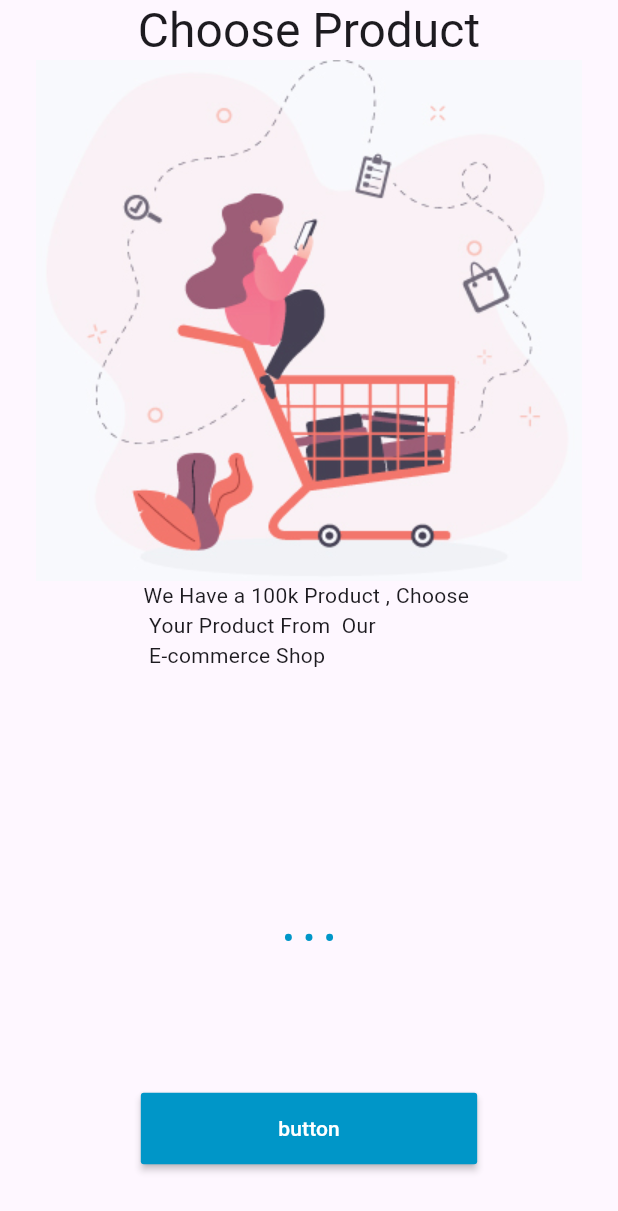
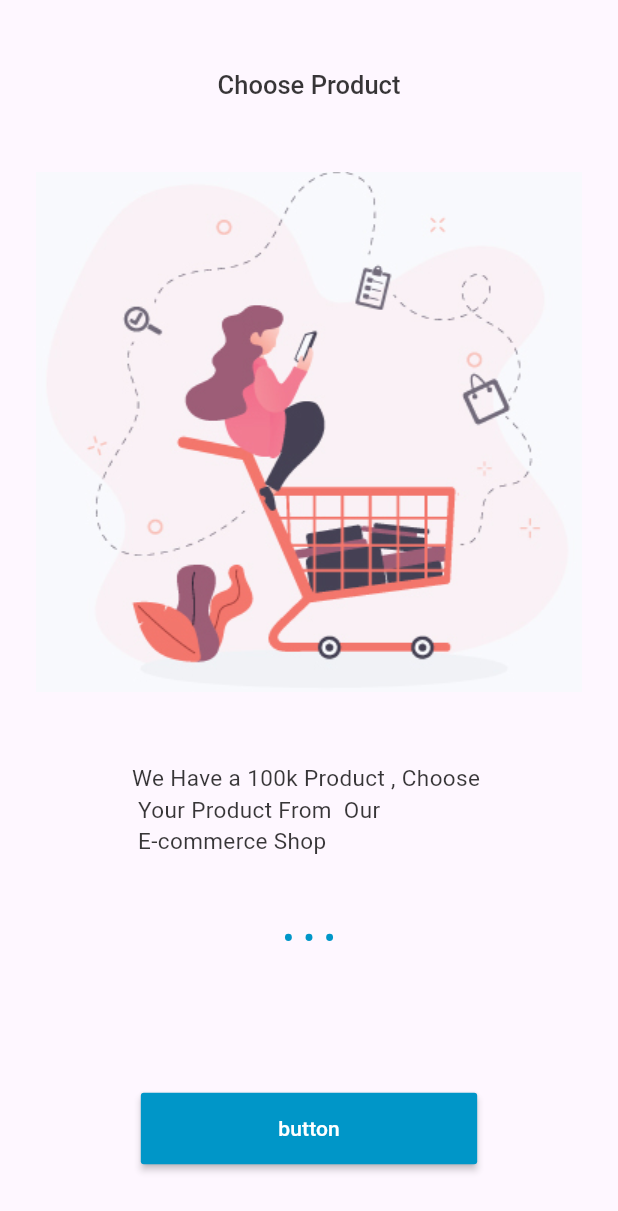
Before and after one commit to Ezzalarab/e_commerce_getx, a Flutter app: the screen it shows after launch, on a phone screen of 412 x 824 dp. Shown: the top 1211 px of the screen. Run offline on Flutter 3.47's test engine with Material 3 defaults, Android fonts, the phone set to English and light mode, and no system bars; our stand-ins replace flutter_screenutil, get; Roboto replaces fonts that are missing (Almarai); project files that could hold a hidden picture were left out.

Commit message:
setting app theme

```diff
--- a/lib/app/exports.dart
+++ b/lib/app/exports.dart
@@ -1,8 +1,10 @@
+export 'package:e_commerce_getx/core/theme/app_theme.dart';
+
 export 'package:e_commerce_getx/core/constants/ui_values.dart';
 
 export 'package:flutter_screenutil/flutter_screenutil.dart';
 
-export 'package:e_commerce_getx/core/style/app_colors.dart';
+export 'package:e_commerce_getx/core/theme/app_colors.dart';
 
 export 'package:e_commerce_getx/data/ds/local_ds/local_data.dart';
 
--- a/lib/core/style/app_colors.dart
+++ /dev/null
@@ -1,6 +0,0 @@
-import '../../app/exports.dart';
-
-class AppColors {
-  static const Color primary = Color.fromARGB(255, 0, 150, 200);
-  static const Color white = Color.fromARGB(255, 255, 255, 255);
-}
--- /dev/null
+++ b/lib/core/theme/app_colors.dart
@@ -0,0 +1,36 @@
+import '../../app/exports.dart';
+
+abstract class AppColors {
+  // Current App
+  static Color background = grey.greyA;
+
+  static const success = Colors.green;
+  static const link = Colors.blue;
+  static const error = Colors.red;
+  static const imperialRed = Color(0xFFE54B4B);
+
+  static const grey = _GreyColors();
+
+  static const Color primary = Color.fromARGB(255, 0, 150, 200);
+  static const Color primaryDark = Color.fromARGB(255, 0, 80, 110);
+
+  static const Color secondary = Color.fromARGB(255, 200, 200, 0);
+  static const Color secondaryDark = Color.fromARGB(255, 115, 115, 0);
+
+  /// main text color black
+  static const Color primaryText = Color.fromARGB(200, 0, 0, 0);
+  static Color greyText = grey.greyB;
+
+  static const Color white = Color.fromARGB(255, 255, 255, 255);
+  static const Color black = Color.fromARGB(255, 0, 0, 0);
+  static const Color trans = Color.fromARGB(0, 0, 0, 0);
+}
+
+class _GreyColors {
+  const _GreyColors();
+  final greyA = const Color.fromARGB(255, 220, 220, 220);
+  final greyB = const Color.fromARGB(255, 180, 180, 180);
+  final greyC = const Color.fromARGB(255, 150, 150, 150);
+  final greyD = const Color.fromARGB(255, 120, 120, 120);
+  final greyE = const Color.fromARGB(255, 80, 80, 80);
+}
--- /dev/null
+++ b/lib/core/theme/app_colors_extention.dart
@@ -0,0 +1,96 @@
+import 'package:flutter/material.dart';
+
+class AppColorsExtension extends ThemeExtension<AppColorsExtension> {
+  AppColorsExtension({
+    required this.primary,
+    required this.onPrimary,
+    required this.secondary,
+    required this.onSecondary,
+    required this.error,
+    required this.onError,
+    required this.background,
+    required this.onBackground,
+    required this.surface,
+    required this.onSurface,
+  });
+
+  final Color primary;
+  final Color onPrimary;
+  final Color secondary;
+  final Color onSecondary;
+  final Color error;
+  final Color onError;
+  final Color background;
+  final Color onBackground;
+  final Color surface;
+  final Color onSurface;
+
+  @override
+  ThemeExtension<AppColorsExtension> copyWith({
+    Color? primary,
+    Color? onPrimary,
+    Color? secondary,
+    Color? onSecondary,
+    Color? error,
+    Color? onError,
+    Color? background,
+    Color? onBackground,
+    Color? surface,
+    Color? onSurface,
+  }) {
+    return AppColorsExtension(
+      primary: primary ?? this.primary,
+      onPrimary: onPrimary ?? this.onPrimary,
+      secondary: secondary ?? this.secondary,
+      onSecondary: onSecondary ?? this.onSecondary,
+      error: error ?? this.error,
+      onError: onError ?? this.onError,
+      background: background ?? this.background,
+      onBackground: onBackground ?? this.onBackground,
+      surface: surface ?? this.surface,
+      onSurface: onSurface ?? this.onSurface,
+    );
+  }
+
+  @override
+  ThemeExtension<AppColorsExtension> lerp(
+    covariant ThemeExtension<AppColorsExtension>? other,
+    double t,
+  ) {
+    if (other is! AppColorsExtension) {
+      return this;
+    }
+
+    return AppColorsExtension(
+      primary: Color.lerp(primary, other.primary, t)!,
+      onPrimary: Color.lerp(onPrimary, other.onPrimary, t)!,
+      secondary: Color.lerp(secondary, other.secondary, t)!,
+      onSecondary: Color.lerp(onSecondary, other.onSecondary, t)!,
+      error: Color.lerp(error, other.error, t)!,
+      onError: Color.lerp(onError, other.onError, t)!,
+      background: Color.lerp(background, other.background, t)!,
+      onBackground: Color.lerp(onBackground, other.onBackground, t)!,
+      surface: Color.lerp(surface, other.surface, t)!,
+      onSurface: Color.lerp(onSurface, other.onSurface, t)!,
+    );
+  }
+}
+
+/// Optional. If you also want to assign colors in the `ColorScheme`.
+extension ColorSchemeBuilder on AppColorsExtension {
+  ColorScheme toColorScheme(Brightness brightness) {
+    return ColorScheme(
+      brightness: brightness,
+      primary: primary,
+      onPrimary: onPrimary,
+      secondary: secondary,
+      onSecondary: onSecondary,
+      error: error,
+      onError: onError,
+      background: background,
+      onBackground: onBackground,
+      surface: surface,
+      onSurface: onSurface,
+    );
+  }
+}
--- /dev/null
+++ b/lib/core/theme/app_theme.dart
@@ -0,0 +1,242 @@
+import 'app_colors_extention.dart';
+import 'app_colors.dart';
+import 'app_typography.dart';
+import 'package:flutter/material.dart';
+import 'package:flutter/services.dart';
+
+class AppTheme {
+  static final _lightAppColors = AppColorsExtension(
+    primary: AppColors.primary,
+    onPrimary: AppColors.background,
+    secondary: AppColors.primaryDark,
+    onSecondary: AppColors.primaryText,
+    error: AppColors.error,
+    onError: AppColors.white,
+    background: AppColors.background,
+    onBackground: AppColors.primaryText,
+    surface: AppColors.background,
+    onSurface: AppColors.black,
+  );
+
+  static final dark = ThemeData.dark().copyWith(
+    primaryColor: _darkAppColors.primary,
+    primaryColorDark: _darkAppColors.onBackground,
+    textTheme: TextTheme(
+        titleLarge: AppTypography.body1.copyWith(
+          color: _darkAppColors.onBackground,
+        ),
+        displayLarge: AppTypography.h5.copyWith(
+          color: _darkAppColors.onBackground,
+        ),
+        displayMedium: AppTypography.h5.copyWith(
+          color: _darkAppColors.onBackground,
+          fontWeight: FontWeight.w600,
+        ),
+        headlineMedium: AppTypography.h5.copyWith(
+          color: _darkAppColors.onBackground,
+        ),
+        displaySmall: AppTypography.h6.copyWith(
+          color: _darkAppColors.onBackground,
+        ),
+        labelSmall: AppTypography.h6.copyWith(
+          color: _darkAppColors.onBackground,
+        ),
+        bodyLarge: AppTypography.bodyLarge.copyWith(
+          color: _darkAppColors.onBackground,
+        ),
+        bodySmall: AppTypography.bodySmall.copyWith(
+          color: _darkAppColors.onBackground,
+        ),
+        bodyMedium: AppTypography.body1.copyWith(
+          color: AppColors.greyText,
+        ),
+        titleMedium: AppTypography.h4.copyWith(
+          color: _darkAppColors.onBackground,
+        ),
+        // Note: Default text style for Text widget.
+        labelLarge: AppTypography.h6.copyWith(
+          color: _darkAppColors.onBackground,
+        ),
+        labelMedium: AppTypography.body1.copyWith(
+          color: _darkAppColors.onBackground,
+        ),
+        headlineLarge: AppTypography.h4.copyWith(
+          color: _darkAppColors.onBackground,
+        ),
+        headlineSmall: AppTypography.bodySmall.copyWith(
+          color: _darkAppColors.onBackground,
+        )),
+    extensions: [
+      _darkAppColors,
+    ],
+  );
+
+  static final _darkAppColors = AppColorsExtension(
+    primary: AppColors.primaryDark,
+    onPrimary: AppColors.primaryText,
+    secondary: AppColors.secondary,
+    onSecondary: AppColors.primaryText,
+    error: AppColors.error,
+    onError: AppColors.primaryText,
+    background: AppColors.primaryDark,
+    onBackground: AppColors.white,
+    surface: AppColors.grey.greyE,
+    onSurface: AppColors.white,
+  );
+
+  static final light = () {
+    final defaultTheme = ThemeData.light();
+
+    return defaultTheme.copyWith(
+      primaryColor: _lightAppColors.primary,
+      primaryColorDark: _darkAppColors.primary,
+      textSelectionTheme:
+          const TextSelectionThemeData(selectionColor: Colors.white),
+      dropdownMenuTheme: DropdownMenuThemeData(
+          inputDecorationTheme: InputDecorationTheme(
+              hintStyle: AppTypography.body1.copyWith(color: Colors.black54)),
+          textStyle: AppTypography.body1
+              .copyWith(color: _lightAppColors.onBackground)),
+      inputDecorationTheme: InputDecorationTheme(
+        hintStyle: AppTypography.body1.copyWith(
+          color: Colors.black54,
+          fontWeight: FontWeight.w500,
+        ),
+      ),
+      progressIndicatorTheme: ProgressIndicatorThemeData(
+        color: _lightAppColors.primary,
+        linearMinHeight: 30.0,
+        circularTrackColor: _lightAppColors.background,
+      ),
+      drawerTheme: DrawerThemeData(
+          backgroundColor: _lightAppColors.onPrimary,
+          elevation: 0,
+          surfaceTintColor: _lightAppColors.onPrimary,
+          width: 300,
+          shape: const RoundedRectangleBorder(
+              borderRadius: BorderRadius.only(
+            topLeft: Radius.circular(16),
+          ))),
+      listTileTheme: const ListTileThemeData(
+        style: ListTileStyle.drawer,
+        leadingAndTrailingTextStyle: AppTypography.body1,
+        titleTextStyle: AppTypography.body1,
+        // minVerticalPadding: 20,
+        subtitleTextStyle: AppTypography.body1,
+        enableFeedback: true,
+        titleAlignment: ListTileTitleAlignment.center,
+        horizontalTitleGap: 20,
+        visualDensity: VisualDensity.comfortable,
+        contentPadding: EdgeInsets.symmetric(horizontal: 20),
+        iconColor: Colors.black,
+        textColor: Colors.black,
+        tileColor: Colors.transparent,
+        selectedTileColor: Colors.transparent,
+      ),
+      tabBarTheme: TabBarTheme(
+        dividerColor: _lightAppColors.secondary,
+        indicatorColor: _lightAppColors.onPrimary,
+        labelColor: _lightAppColors.onPrimary,
+        unselectedLabelStyle: AppTypography.h5.copyWith(color: Colors.white60),
+        labelStyle: AppTypography.h5.copyWith(
+          color: _lightAppColors.onPrimary,
+        ),
+      ),
+      // bottomAppBarTheme: BottomAppBarTheme(
+      //   color: _lightAppColors.onPrimary,
+      // ),
+      appBarTheme: AppBarTheme(
+        backgroundColor: _lightAppColors.primary,
+        toolbarTextStyle: AppTypography.body1.copyWith(
+          color: _lightAppColors.onPrimary,
+        ),
+        systemOverlayStyle: const SystemUiOverlayStyle(
+          statusBarColor: Colors.transparent,
+          statusBarIconBrightness: Brightness.light,
+          systemNavigationBarIconBrightness: Brightness.light,
+          statusBarBrightness: Brightness.light,
+        ),
+        foregroundColor: _lightAppColors.onPrimary,
+        titleTextStyle: AppTypography.h3.copyWith(fontWeight: FontWeight.w600),
+        centerTitle: true,
+        elevation: 0,
+        iconTheme: IconThemeData(
+          color: _lightAppColors.onPrimary,
+        ),
+      ),
+      bottomNavigationBarTheme: const BottomNavigationBarThemeData(
+        backgroundColor: Colors.transparent,
+      ),
+
+      floatingActionButtonTheme: FloatingActionButtonThemeData(
+        backgroundColor: _lightAppColors.primary,
+        foregroundColor: _lightAppColors.onPrimary,
+        splashColor: _lightAppColors.primary,
+        hoverColor: _lightAppColors.primary,
+        focusColor: _lightAppColors.secondary,
+      ),
+      textTheme: defaultTheme.textTheme.copyWith(
+          titleLarge: AppTypography.body1.copyWith(
+            color: _lightAppColors.onBackground,
+          ),
+          displayLarge: AppTypography.h5.copyWith(
+            color: _lightAppColors.onBackground,
+          ),
+          displayMedium: AppTypography.h5.copyWith(
+            color: _lightAppColors.onBackground,
+            fontWeight: FontWeight.w600,
+          ),
+          headlineMedium: AppTypography.h5.copyWith(
+            color: _lightAppColors.onBackground,
+          ),
+          displaySmall: AppTypography.h6.copyWith(
+            color: _lightAppColors.onBackground,
+          ),
+          labelSmall: AppTypography.h6.copyWith(
+            color: _lightAppColors.onBackground,
+          ),
+          bodyLarge: AppTypography.bodyLarge.copyWith(
+            color: _lightAppColors.onBackground,
+          ),
+          bodySmall: AppTypography.bodySmall.copyWith(
+            color: _lightAppColors.onBackground,
+          ),
+          bodyMedium: AppTypography.body1.copyWith(
+            color: _lightAppColors.onBackground,
+          ),
+          titleMedium: AppTypography.h4.copyWith(
+            color: _lightAppColors.onBackground,
+          ),
+          // Note: Default text style for Text widget.
+          labelLarge: AppTypography.h6.copyWith(
+            color: _lightAppColors.onBackground,
+          ),
+          labelMedium: AppTypography.body1.copyWith(
+            color: _lightAppColors.onBackground,
+          ),
+          headlineLarge: AppTypography.h4.copyWith(
+            color: _lightAppColors.onBackground,
+          ),
+          headlineSmall: AppTypography.bodySmall.copyWith(
+            color: _lightAppColors.onBackground,
+          )),
+      extensions: [
+        _lightAppColors,
+      ],
+    );
+  }();
+}
+
+extension AppThemeExtension on ThemeData {
+  // / Usage example: Theme.of(context).appColors;
+  AppColorsExtension get appColors =>
+      extension<AppColorsExtension>() ?? AppTheme._lightAppColors;
+
+  AppColorsExtension get appColorsDark =>
+      extension<AppColorsExtension>() ?? AppTheme._darkAppColors;
+}
+
+extension ThemeGetter on BuildContext {
+  // Usage example: `context.theme`
+  ThemeData get theme => Theme.of(this);
+}
--- /dev/null
+++ b/lib/core/theme/app_typography.dart
@@ -0,0 +1,59 @@
+import 'package:flutter/material.dart';
+
+abstract class AppTypography {
+  static const body1 = TextStyle(
+    fontSize: 15,
+    fontFamily: "Almarai",
+    fontWeight: FontWeight.normal,
+  );
+  static const bodyLarge = TextStyle(
+    fontSize: 16,
+    fontFamily: "Almarai",
+    fontWeight: FontWeight.normal,
+  );
+  static const bodySmall = TextStyle(
+    fontSize: 14,
+    fontFamily: "Almarai",
+    fontWeight: FontWeight.w600,
+  );
+  static const h1 = TextStyle(
+    fontSize: 24,
+    fontFamily: "Almarai",
+    fontWeight: FontWeight.w300,
+  );
+  static const h2 = TextStyle(
+    fontSize: 20,
+    fontFamily: "Almarai",
+    fontWeight: FontWeight.w400,
+  );
+
+  static const h3 = TextStyle(
+    fontSize: 20,
+    fontFamily: "Almarai",
+    fontWeight: FontWeight.w500,
+  );
+
+  static const h4 = TextStyle(
+    fontSize: 17,
+    fontFamily: "Almarai",
+    fontWeight: FontWeight.w500,
+  );
+
+  static const h5 = TextStyle(
+    fontSize: 16,
+    fontFamily: "Almarai",
+    fontWeight: FontWeight.w500,
+  );
+
+  static const h6 = TextStyle(
+    fontSize: 14,
+    fontFamily: "Almarai",
+    fontWeight: FontWeight.w500,
+  );
+
+  static const button = TextStyle(
+    fontSize: 16,
+    fontFamily: "Almarai",
+    fontWeight: FontWeight.w600,
+  );
+}
--- a/lib/main.dart
+++ b/lib/main.dart
@@ -16,10 +16,9 @@
         builder: (context, child) {
           return GetMaterialApp(
             title: 'Flutter Demo',
-            theme: ThemeData(
-              colorScheme: ColorScheme.fromSeed(seedColor: Colors.deepPurple),
-              useMaterial3: true,
-            ),
+            theme: AppTheme.light,
+            darkTheme: AppTheme.dark,
+            themeMode: ThemeMode.system,
             home: const OnBoardingPage(),
           );
         });
--- a/lib/view/pages/on_boarding_page.dart
+++ b/lib/view/pages/on_boarding_page.dart
@@ -16,6 +16,7 @@ class OnBoardingPage extends StatelessWidget {
                 itemBuilder: (context, index) {
                   OnBoarding onBoarding = LocalData.onboardingList[index];
                   return Column(
+                    mainAxisAlignment: MainAxisAlignment.spaceEvenly,
                     children: [
                       Text(
                         onBoarding.title,
```
Also changed, not shown: lib/core/theme/text_style.dart (added, +92 -0 lines).
